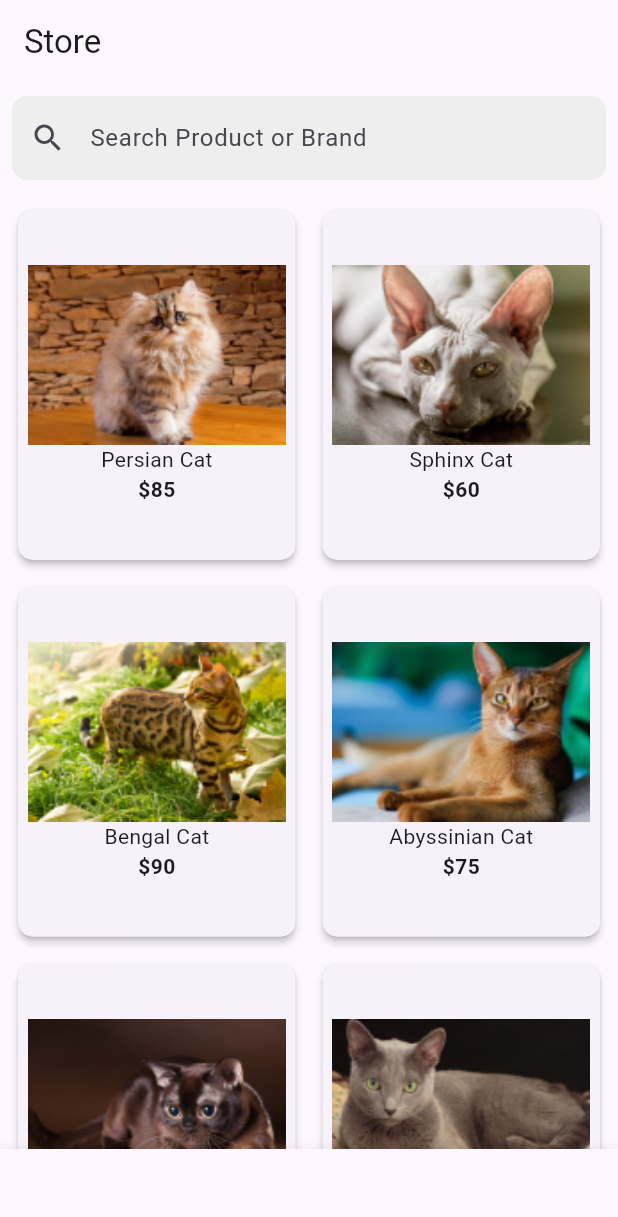
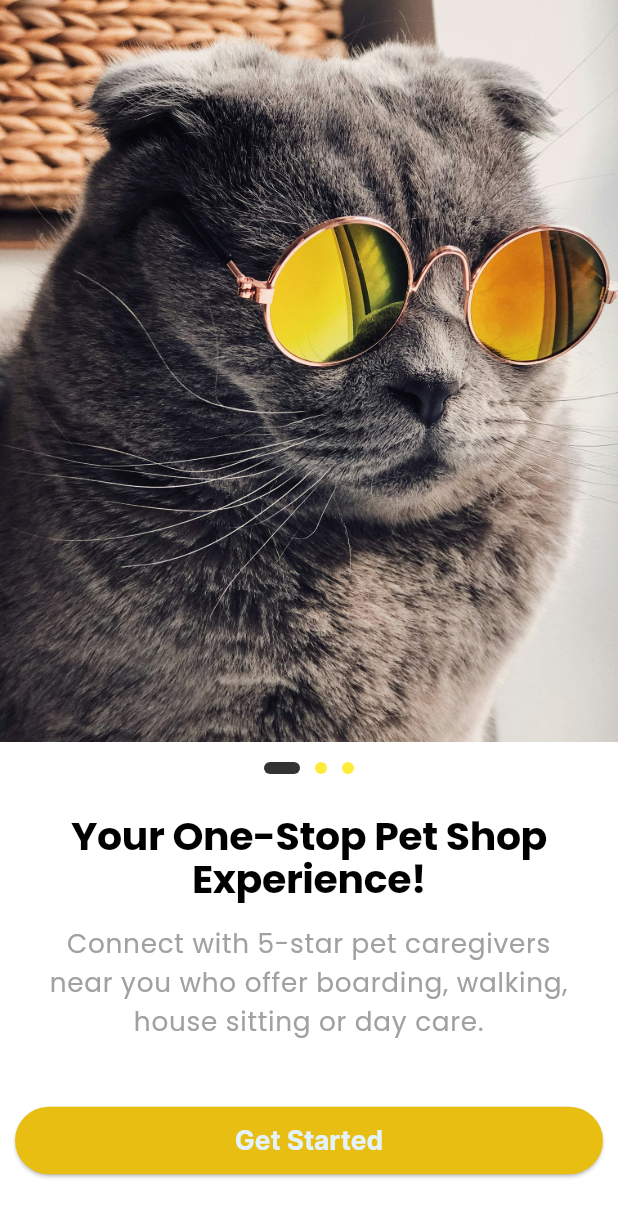
Before and after one commit to MexlTuba/pet_shop_app, a Flutter app: the screen it shows after launch, on a phone screen of 412 x 824 dp. Shown: the top 1217 px of the screen. Run offline on Flutter 3.47's test engine with Material 3 defaults, Android fonts, the phone set to English and light mode, and no system bars.

Commit message:
outline, setup, splash screen

```diff
--- /dev/null
+++ b/devtools_options.yaml
@@ -0,0 +1 @@
+extensions:
--- a/lib/main.dart
+++ b/lib/main.dart
@@ -1,4 +1,13 @@
 import 'package:flutter/material.dart';
+import 'package:pet_shop_app/utils/routes.dart';
+import 'package:provider/provider.dart';
+import 'providers/pet_provider.dart';
+import 'providers/cart_provider.dart';
+import 'theme.dart';
+import 'screens/splash_screen.dart';
+import 'screens/catalog_screen.dart';
+import 'screens/pet_detail_screen.dart';
+import 'screens/cart_screen.dart'; // Import the screens
 
 void main() {
   runApp(MyApp());
@@ -7,104 +16,21 @@ void main() {
 class MyApp extends StatelessWidget {
   @override
   Widget build(BuildContext context) {
-    return MaterialApp(
-      title: 'Pet Store',
-      theme: ThemeData(
-        primarySwatch: Colors.blue,
-        visualDensity: VisualDensity.adaptivePlatformDensity,
-      ),
-      home: PetStoreHomePage(),
-    );
-  }
-}
-
-class PetStoreHomePage extends StatelessWidget {
-  final List<Map<String, dynamic>> pets = [
-    {'name': 'Persian Cat', 'price': '\$85', 'image': 'Persian.png'},
-    {'name': 'Sphinx Cat', 'price': '\$60', 'image': 'Sphinx.png'},
-    {'name': 'Bengal Cat', 'price': '\$90', 'image': 'Bengal.png'},
-    {'name': 'Abyssinian Cat', 'price': '\$75', 'image': 'Abyssinian.png'},
-    {'name': 'Burmese Cat', 'price': '\$75', 'image': 'Burmese.png'},
-    {'name': 'Russian Blue Cat', 'price': '\$60', 'image': 'Russian.png'},
-  ];
-
-  @override
-  Widget build(BuildContext context) {
-    return Scaffold(
-      appBar: AppBar(
-        title: Text('Store'),
-      ),
-      body: Column(
-        children: [
-          Padding(
-            padding: const EdgeInsets.all(8.0),
-            child: TextField(
-              decoration: InputDecoration(
-                hintText: 'Search Product or Brand',
-                prefixIcon: Icon(Icons.search),
-                border: OutlineInputBorder(
-                  borderRadius: BorderRadius.circular(10),
-                  borderSide: BorderSide.none,
-                ),
-                filled: true,
-                fillColor: Colors.grey[200],
-              ),
-            ),
-          ),
-          Expanded(
-            child: GridView.builder(
-              padding: const EdgeInsets.all(8),
-              gridDelegate: SliverGridDelegateWithFixedCrossAxisCount(
-                crossAxisCount: 2,
-                crossAxisSpacing: 10,
-                mainAxisSpacing: 10,
-                childAspectRatio: 0.8,
-              ),
-              itemCount: pets.length,
-              itemBuilder: (context, index) {
-                return Card(
-                  elevation: 2,
-                  shape: RoundedRectangleBorder(
-                    borderRadius: BorderRadius.circular(10),
-                  ),
-                  child: Column(
-                    mainAxisAlignment: MainAxisAlignment.center,
-                    children: [
-                      Image.asset(
-                        'assets/images/${pets[index]['image']}',
-                        fit: BoxFit.cover,
-                        height: 120, // Adjust the size to fit your layout
-                      ),
-                      Text(pets[index]['name']),
-                      Text(pets[index]['price'],
-                          style: TextStyle(fontWeight: FontWeight.bold)),
-                    ],
-                  ),
-                );
-              },
-            ),
-          ),
-        ],
-      ),
-      bottomNavigationBar: BottomNavigationBar(
-        items: const <BottomNavigationBarItem>[
-          BottomNavigationBarItem(
-            icon: Icon(Icons.home),
-            label: 'Home',
-          ),
-          BottomNavigationBarItem(
-            icon: Icon(Icons.view_list),
-            label: 'Catalog',
-          ),
-          BottomNavigationBarItem(
-            icon: Icon(Icons.shopping_cart),
-            label: 'Cart',
-          ),
-          BottomNavigationBarItem(
-            icon: Icon(Icons.person),
-            label: 'Profile',
-          ),
-        ],
+    return MultiProvider(
+      providers: [
+        ChangeNotifierProvider(create: (ctx) => PetProvider()),
+        ChangeNotifierProvider(create: (ctx) => CartProvider()),
+      ],
+      child: MaterialApp(
+        title: 'Pet Shop App',
+        theme: appTheme,
+        initialRoute: '/',
+        routes: {
+          Routes.splashScreen: (ctx) => SplashScreen(),
+          // Routes.catalogScreen: (ctx) => CatalogScreen(),
+          // Routes.petDetailScreen: (ctx) => PetDetailScreen(),
+          // Routes.cartScreen: (ctx) => CartScreen(),
+        },
       ),
     );
   }
--- a/lib/models/cart.dart
+++ b/lib/models/cart.dart
@@ -0,0 +1,19 @@
+import 'package:flutter/foundation.dart';
+import 'package:pet_shop_app/models/pet.dart';
+
+class Cart with ChangeNotifier {
+  Map<String, Pet> _items = {};
+
+  Map<String, Pet> get items => {..._items};
+
+  void addItem(Pet pet) {
+    if (_items.containsKey(pet.id)) {
+      // If the item already exists, you might increase the quantity or handle accordingly
+    } else {
+      _items.putIfAbsent(pet.id, () => pet);
+    }
+    notifyListeners();
+  }
+
+  // Additional cart functionality...
+}
--- a/lib/models/pet.dart
+++ b/lib/models/pet.dart
@@ -0,0 +1,25 @@
+class Pet {
+  final String id;
+  final String name;
+  final String breed;
+  final double price;
+  final String location;
+  final String distance;
+  final double weight;
+  final double height;
+  final String color;
+  final String imageUrl;
+
+  Pet({
+    required this.id,
+    required this.name,
+    required this.breed,
+    required this.price,
+    required this.location,
+    required this.distance,
+    required this.weight,
+    required this.height,
+    required this.color,
+    required this.imageUrl,
+  });
+}
--- a/lib/providers/cart_provider.dart
+++ b/lib/providers/cart_provider.dart
@@ -0,0 +1,17 @@
+import 'package:flutter/material.dart';
+import 'package:pet_shop_app/models/pet.dart';
+
+class CartProvider with ChangeNotifier {
+  Map<String, Pet> _items = {};
+
+  Map<String, Pet> get items => _items;
+
+  void addToCart(Pet pet) {
+    if (_items.containsKey(pet.id)) {
+      // update the quantity if needed
+    } else {
+      _items.putIfAbsent(pet.id, () => pet);
+    }
+    notifyListeners();
+  }
+}
--- a/lib/providers/pet_provider.dart
+++ b/lib/providers/pet_provider.dart
@@ -0,0 +1,77 @@
+// ignore_for_file: prefer_final_fields
+
+import 'package:flutter/material.dart';
+import '../models/pet.dart';
+
+class PetProvider with ChangeNotifier {
+  List<Pet> _pets = [
+    Pet(
+        id: '1',
+        name: 'Persian Cat',
+        breed: 'Persian',
+        price: 85.0,
+        location: 'Cebu',
+        distance: '5km',
+        weight: 3.5,
+        height: 20,
+        color: 'White',
+        imageUrl: 'assets/images/Persian.png'),
+    Pet(
+        id: '2',
+        name: 'Sphinx Cat',
+        breed: 'Sphinx',
+        price: 60.0,
+        location: 'Tambuli',
+        distance: '50km',
+        weight: 30.5,
+        height: 200,
+        color: 'Red',
+        imageUrl: 'assets/images/Sphinx.png'),
+    Pet(
+        id: '3',
+        name: 'Bengal Cat',
+        breed: 'Bengal',
+        price: 85.0,
+        location: 'Valenzuela',
+        distance: '599km',
+        weight: 33.5,
+        height: 2890,
+        color: 'Orange',
+        imageUrl: 'assets/images/Bengal.png'),
+    Pet(
+        id: '4',
+        name: 'Abyssinian Cat',
+        breed: 'Abyssinian',
+        price: 60.0,
+        location: 'Queens',
+        distance: '555km',
+        weight: 344.5,
+        height: 203,
+        color: 'Yellow',
+        imageUrl: 'assets/images/Abyssinian.png'),
+    Pet(
+        id: '5',
+        name: 'Burmese Cat',
+        breed: 'Burmese',
+        price: 85.0,
+        location: 'Zapatera',
+        distance: '55km',
+        weight: 31.5,
+        height: 860,
+        color: 'Green',
+        imageUrl: 'assets/images/Burmese.png'),
+    Pet(
+        id: '6',
+        name: 'Russian Blue Cat',
+        breed: 'Russian Blue',
+        price: 60.0,
+        location: 'Escario',
+        distance: '15km',
+        weight: 43.5,
+        height: 210,
+        color: 'Blue',
+        imageUrl: 'assets/images/Russian.png'),
+  ];
+
+  List<Pet> get pets => [..._pets];
+}
--- a/lib/screens/splash_screen.dart
+++ b/lib/screens/splash_screen.dart
@@ -0,0 +1,128 @@
+// ignore_for_file: prefer_const_constructors
+
+import 'package:flutter/material.dart';
+import 'package:pet_shop_app/theme.dart'; // make sure to import your theme.dart
+import 'package:pet_shop_app/utils/routes.dart'; // and your routes.dart
+
+class SplashScreen extends StatefulWidget {
+  @override
+  _SplashScreenState createState() => _SplashScreenState();
+}
+
+class _SplashScreenState extends State<SplashScreen> {
+  int _currentPage = 0;
+  final PageController _pageController = PageController(initialPage: 0);
+
+  @override
+  void dispose() {
+    _pageController.dispose();
+    super.dispose();
+  }
+
+  void _onPageChanged(int index) {
+    setState(() {
+      _currentPage = index;
+    });
+  }
+
+  @override
+  Widget build(BuildContext context) {
+    return Scaffold(
+      backgroundColor: Colors.white,
+      body: Column(
+        children: [
+          Expanded(
+            flex: 3,
+            child: PageView(
+              controller: _pageController,
+              onPageChanged: _onPageChanged,
+              children: [
+                Image.asset('assets/images/splashCat.png', fit: BoxFit.cover),
+                Image.asset('assets/images/splashCat2.png', fit: BoxFit.cover),
+                Image.asset('assets/images/splashCat3.png', fit: BoxFit.cover),
+              ],
+            ),
+          ),
+          Expanded(
+            flex: 2,
+            child: Column(
+              mainAxisAlignment: MainAxisAlignment.center,
+              children: [
+                Row(
+                  mainAxisAlignment: MainAxisAlignment.center,
+                  children: List<Widget>.generate(3, (int index) {
+                    return AnimatedContainer(
+                      duration: Duration(milliseconds: 300),
+                      height: 8,
+                      width: _currentPage == index ? 24 : 8,
+                      margin: EdgeInsets.symmetric(horizontal: 5),
+                      decoration: BoxDecoration(
+                          borderRadius: BorderRadius.circular(5),
+                          color: _currentPage == index
+                              ? Theme.of(context).colorScheme.secondary
+                              : Theme.of(context).colorScheme.primary
+                          // .withOpacity(0.5),
+                          ),
+                    );
+                  }),
+                ),
+                SizedBox(height: 26.27),
+                Text(
+                  'Your One-Stop Pet Shop Experience!',
+                  style: Theme.of(context)
+                      .textTheme
+                      .displayLarge, // defined in theme.dart
+                  textAlign: TextAlign.center,
+                ),
+                SizedBox(height: 16),
+                Padding(
+                  padding: const EdgeInsets.symmetric(horizontal: 32.0),
+                  child: Text(
+                    'Connect with 5-star pet caregivers near you who offer boarding, walking, house sitting or day care.',
+                    style: Theme.of(context).textTheme.bodyLarge,
+                    textAlign: TextAlign.center,
+                  ),
+                ),
+                SizedBox(height: 32),
+                Row(
+                  children: [
+                    Expanded(
+                      child: Padding(
+                        padding: const EdgeInsets.all(10.0),
+                        child: ElevatedButton(
+                          onPressed: () {
+                            Navigator.pushNamed(
+                                context,
+                                Routes
+                                    .catalogScreen); // assuming this is the next screen
+                          },
+                          child: Text('Get Started',
+                              style: TextStyle(
+                                  fontWeight: FontWeight.bold,
+                                  color:
+                                      Theme.of(context).secondaryHeaderColor)),
+                          style: ElevatedButton.styleFrom(
+                            backgroundColor: Theme.of(context)
+                                .primaryColor, // use your theme's primary color
+                            padding: EdgeInsets.symmetric(
+                                horizontal: 32, vertical: 12),
+                            textStyle: TextStyle(
+                              fontSize: 17.51,
+                              fontFamily: 'Inter',
+                              fontWeight: FontWeight.bold,
+                            ),
+                          ),
+                        ),
+                      ),
+                    ),
+                  ],
+                ),
+                SizedBox(height: 16),
+              ],
+            ),
+          ),
+        ],
+      ),
+    );
+  }
+}
--- /dev/null
+++ b/lib/theme.dart
@@ -0,0 +1,29 @@
+// ignore_for_file: prefer_const_constructors
+
+import 'package:flutter/material.dart';
+
+final ThemeData appTheme = ThemeData(
+  primaryColor: Color(0xFFE8BE13),
+  colorScheme: ColorScheme.fromSwatch(
+    primarySwatch: Colors.yellow,
+    accentColor: Color(0xFF333333),
+  ).copyWith(
+    secondary: Color(0xFF333333),
+  ),
+  visualDensity: VisualDensity.adaptivePlatformDensity,
+  textTheme: TextTheme(
+    displayLarge: TextStyle(
+        fontSize: 26.27, fontWeight: FontWeight.bold, fontFamily: 'Poppins'),
+    bodyLarge: TextStyle(
+        fontSize: 17.51, fontFamily: 'Poppins', color: Color(0xFFA1A1A1)),
+    labelLarge: TextStyle(
+        fontSize: 17.51,
+        fontWeight: FontWeight.bold,
+        fontFamily: 'Inter'), // Style for buttons
+  ),
+  // Define other theme attributes if needed
+);
+
+const Color primaryColor = Color(0xFFFDBE3B);
+const Color secondaryColor = Color(0xFFFEF2E7);
+const Color accentColor = Color(0xFF333333);
--- a/lib/utils/routes.dart
+++ b/lib/utils/routes.dart
@@ -0,0 +1,6 @@
+class Routes {
+  static const String splashScreen = '/';
+  static const String catalogScreen = '/catalog';
+  static const String petDetailScreen = '/details';
+  static const String cartScreen = '/cart';
+}
```
Also changed, not shown: assets/images/splashCat.png, assets/images/splashCat3.png (added), 1 other file.
